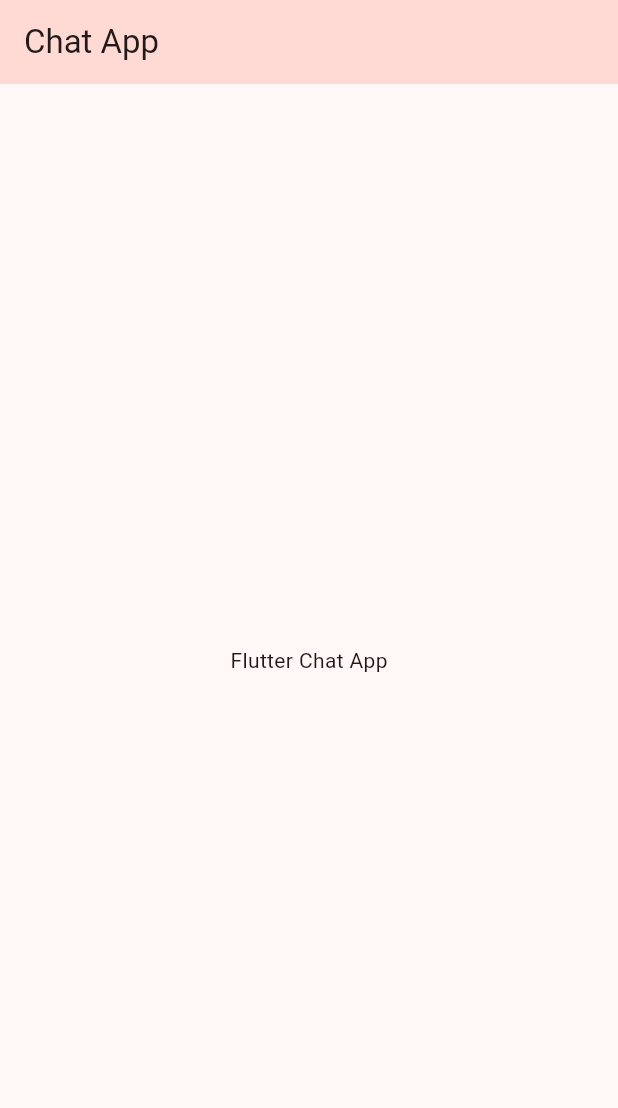
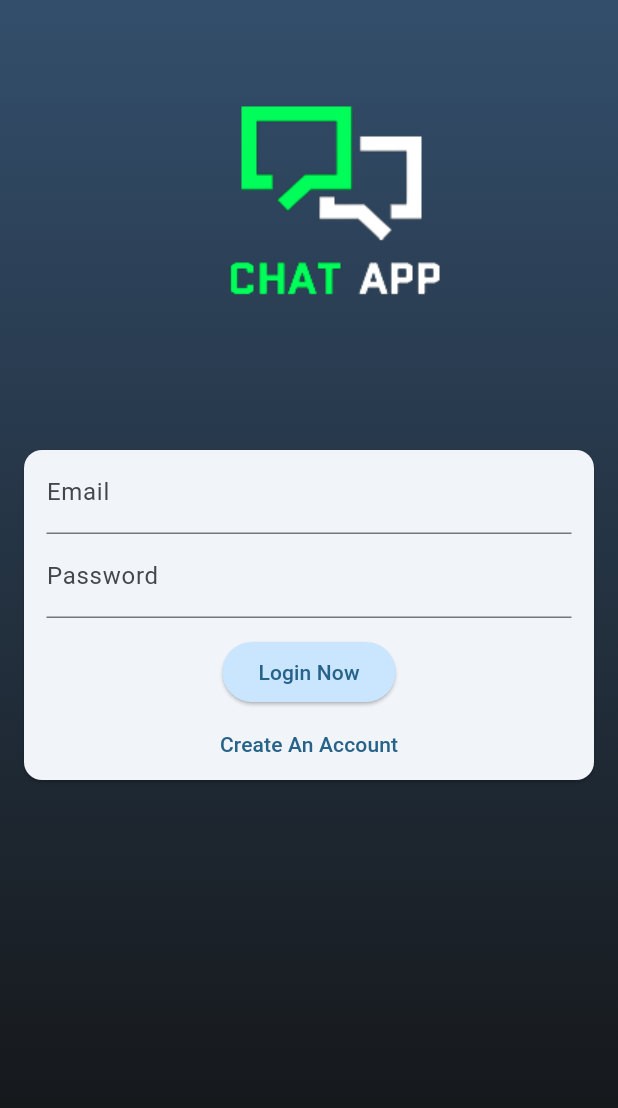
Before and after one commit to mohit-01-code/Udemy-flutter-projects, a Flutter app: the screen it shows after launch, on a phone screen of 412 x 824 dp. Shown: the top 1108 px of the screen. Run offline on Flutter 3.47's test engine with Material 2 defaults, Android fonts, the phone set to English and light mode, and no system bars; our stand-ins replace flutter_riverpod, google_fonts, google_maps_flutter, image_picker, location, riverpod and 3 more; accounts and stored records are empty.

Commit message:
Authentication screen added and Launcher icon added
https://romannurik.github.io/AndroidAssetStudio/index.html
Launcher icon for android was created from this link

```diff
--- a/flutter_chat_app/lib/main.dart
+++ b/flutter_chat_app/lib/main.dart
@@ -1,5 +1,5 @@
 import 'package:flutter/material.dart';
-import 'package:flutter_chat_app/screen/my_home_page.dart';
+import 'package:flutter_chat_app/screen/auth_screen.dart';
 
 void main() {
   runApp(const MyApp());
@@ -15,10 +15,10 @@ class MyApp extends StatelessWidget {
       theme: ThemeData(
         useMaterial3: true,
         colorScheme: ColorScheme.fromSeed(
-          seedColor: Colors.red,
+          seedColor: const Color(0xff01293f),
         ),
       ),
-      home: const MyHomePage(),
+      home: const AuthScreen(),
     );
   }
 }
--- /dev/null
+++ b/flutter_chat_app/lib/screen/auth_screen.dart
@@ -0,0 +1,77 @@
+import 'package:flutter/material.dart';
+
+class AuthScreen extends StatefulWidget {
+  const AuthScreen({super.key});
+
+  @override
+  State<AuthScreen> createState() => _AuthScreenState();
+}
+
+class _AuthScreenState extends State<AuthScreen> {
+  bool isLoginMode = true;
+  @override
+  Widget build(BuildContext context) {
+    return Scaffold(
+      body: Container(
+        height: double.infinity,
+        width: double.infinity,
+        decoration: const BoxDecoration(
+            gradient: LinearGradient(colors: [
+          Color(0xff334e6b),
+          Color(0xff121212),
+        ], end: Alignment.bottomCenter, begin: Alignment.topCenter)),
+        child: SingleChildScrollView(
+          child: Column(
+            children: [
+              Image.asset('assets/images/chat-app-logo.png'),
+              Card(
+                margin: const EdgeInsets.symmetric(horizontal: 16.0),
+                child: Padding(
+                  padding: const EdgeInsets.symmetric(horizontal: 15),
+                  child: Form(
+                    child: Column(
+                      mainAxisSize: MainAxisSize.min,
+                      children: [
+                        TextFormField(
+                          decoration: const InputDecoration(
+                            labelText: "Email",
+                          ),
+                          keyboardType: TextInputType.emailAddress,
+                          autocorrect: false,
+                          textCapitalization: TextCapitalization.none,
+                        ),
+                        TextFormField(
+                          decoration: const InputDecoration(
+                            labelText: "Password",
+                          ),
+                          obscureText: true,
+                        ),
+                        const SizedBox(height: 12),
+                        ElevatedButton(
+                            style: ElevatedButton.styleFrom(
+                                backgroundColor: Theme.of(context)
+                                    .colorScheme
+                                    .primaryContainer),
+                            onPressed: () {},
+                            child: Text(isLoginMode ? "Login Now" : "Sign Up")),
+                        TextButton(
+                            onPressed: () {
+                              setState(() {
+                                isLoginMode = !isLoginMode;
+                              });
+                            },
+                            child: Text(isLoginMode
+                                ? "Create An Account"
+                                : "Already have An Account"))
+                      ],
+                    ),
+                  ),
+                ),
+              ),
+            ],
+          ),
+        ),
+      ),
+    );
+  }
+}
--- a/flutter_chat_app/lib/screen/my_home_page.dart
+++ /dev/null
@@ -1,16 +0,0 @@
-import 'package:flutter/material.dart';
-
-class MyHomePage extends StatelessWidget {
-  const MyHomePage({super.key});
-
-  @override
-  Widget build(BuildContext context) {
-    return Scaffold(
-      appBar: AppBar(
-        backgroundColor: Theme.of(context).colorScheme.primaryContainer,
-        title: const Text("Chat App"),
-      ),
-      body: const Center(child: Text("Flutter Chat App"),),
-    );
-  }
-}
--- a/flutter_chat_app/pubspec.yaml
+++ b/flutter_chat_app/pubspec.yaml
@@ -59,8 +59,9 @@ flutter:
   uses-material-design: true
 
   # To add assets to your application, add an assets section, like this:
-  # assets:
-  #   - images/a_dot_burr.jpeg
+  assets:
+    - assets/images/
+    - assets/images/m-chat-app.png
   #   - images/a_dot_ham.jpeg
 
   # An image asset can refer to one or more resolution-specific "variants", see
```
Also changed, not shown: flutter_chat_app/assets/images/chat-app-logo.png (added), flutter_chat_app/assets/images/chat.png (added), flutter_chat_app/assets/images/m-chat-app.png (added), flutter_chat_app/assets/images/main-app-logo.png (added), 17 other files.
